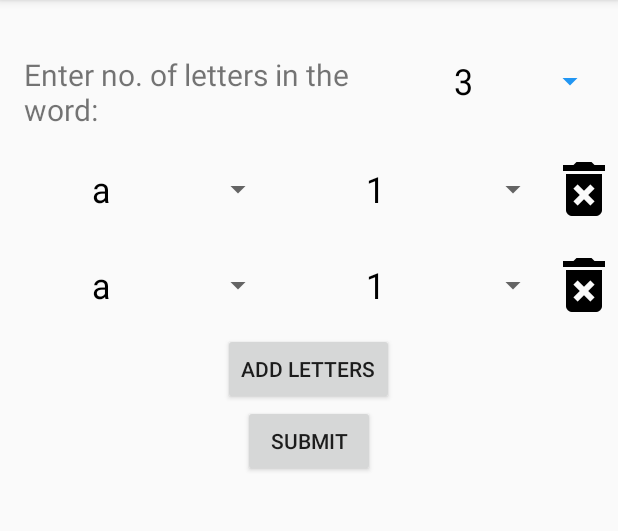
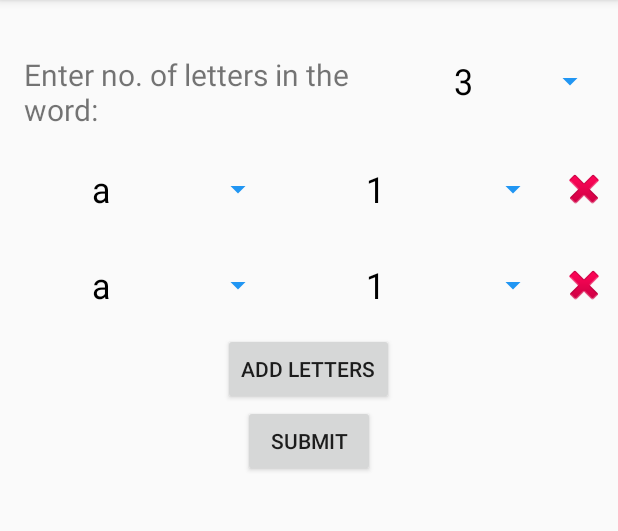
Before and after one commit to VidishNaik/WordFinder, an Android app: the AdvanceSearch screen opened directly, with no data from a screen before it, after a tap on "ADD LETTERS", on a phone screen of 412 x 824 dp, the part 84-615 px from its top. Run offline under Robolectric (Android 15) with nearby library versions, the phone set to English and light mode, and no system bars.

Commit message:
Changed View attributes in layout_spinner_advanced and removed drawable folder

```diff
--- a/app/src/main/java/com/example/vidish/words/AdvanceSearch.java
+++ b/app/src/main/java/com/example/vidish/words/AdvanceSearch.java
@@ -31,20 +31,22 @@ public class AdvanceSearch extends Activity {
     LinearLayout linearLayout;
     ProgressBar progressBar;
     String selectedItem = "3";
+    Button button,submit;
+    Spinner spinner;
     @Override
     protected void onCreate(Bundle savedInstanceState) {
         super.onCreate(savedInstanceState);
         setContentView(R.layout.activity_advance_search);
 
-        final Spinner spinner = (Spinner) findViewById(R.id.spinner);
+        spinner = (Spinner) findViewById(R.id.spinner);
         progressBar = (ProgressBar) findViewById(R.id.progressbar);
         progressBar.setVisibility(View.GONE);
         linearLayout = (LinearLayout) findViewById(R.id.linearlayout);
         arrayAdapter = new ArrayAdapter<String>(this,R.layout.spinner_layout,MainActivity.count);
         alphaAdapter = new ArrayAdapter<String>(this,R.layout.spinner_layout,alphabet);
         spinner.setAdapter(arrayAdapter);
-        Button button = (Button) findViewById(R.id.button);
-        Button submit = (Button) findViewById(R.id.submit);
+        button = (Button) findViewById(R.id.button);
+        submit = (Button) findViewById(R.id.submit);
         spinner.setOnItemSelectedListener(new AdapterView.OnItemSelectedListener() {
             @Override
             public void onItemSelected(AdapterView<?> adapterView, View view, int i, long l) {
@@ -99,6 +101,9 @@ public class AdvanceSearch extends Activity {
         submit.setOnClickListener(new View.OnClickListener() {
             @Override
             public void onClick(View view) {
+                spinner.setEnabled(false);
+                button.setEnabled(false);
+                submit.setEnabled(false);
                 ArrayList<Letters> arrayList = new ArrayList<Letters>();
                 for(int i=0; i < linearLayout.getChildCount(); i++)
                 {
@@ -169,6 +174,9 @@ public class AdvanceSearch extends Activity {
 
         @Override
         protected void onPostExecute(ArrayList<String> words) {
+            spinner.setEnabled(true);
+            button.setEnabled(true);
+            submit.setEnabled(true);
             progressBar.setVisibility(View.GONE);
             ListView list = (ListView) findViewById(R.id.listview);
             ArrayAdapter<String> arrayAdapter = new ArrayAdapter<String>(AdvanceSearch.this,R.layout.spinner_layout,words);
--- a/app/src/main/res/layout/layout_spinner_advanced.xml
+++ b/app/src/main/res/layout/layout_spinner_advanced.xml
@@ -6,11 +6,15 @@
         android:id="@+id/alphabet"
         android:layout_width="0dp"
         android:layout_height="match_parent"
+        android:backgroundTint="#2196F3"
+        android:foregroundTint="#2196F3"
         android:layout_weight="4"/>
     <Spinner
         android:id="@+id/count"
         android:layout_width="0dp"
         android:layout_height="match_parent"
+        android:backgroundTint="#2196F3"
+        android:foregroundTint="#2196F3"
         android:layout_weight="4"/>
     <ImageButton
         android:id="@+id/imagebutton"
@@ -18,6 +22,6 @@
         android:layout_height="match_parent"
         android:layout_weight="1"
         android:background="@android:color/transparent"
-        android:src="@drawable/ic_delete_forever_black_48dp"
+        android:src="@android:drawable/ic_delete"
         android:onClick="delete"/>
 </LinearLayout>
```
Also changed, not shown: app/src/main/res/drawable-hdpi/ic_delete_forever_black_48dp.png (deleted), app/src/main/res/drawable-mdpi/ic_delete_forever_black_48dp.png (deleted), app/src/main/res/drawable-xhdpi/ic_delete_forever_black_48dp.png (deleted), app/src/main/res/drawable-xxhdpi/ic_delete_forever_black_48dp.png (deleted), app/src/main/res/drawable-xxxhdpi/ic_delete_forever_black_48dp.png (deleted).
